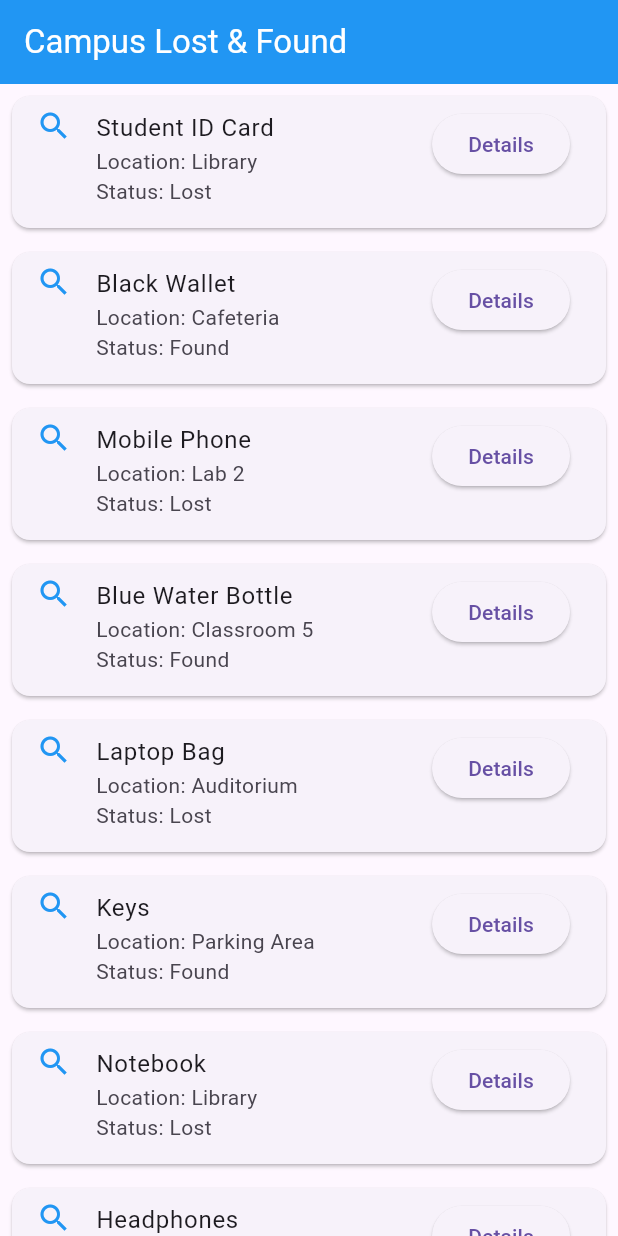
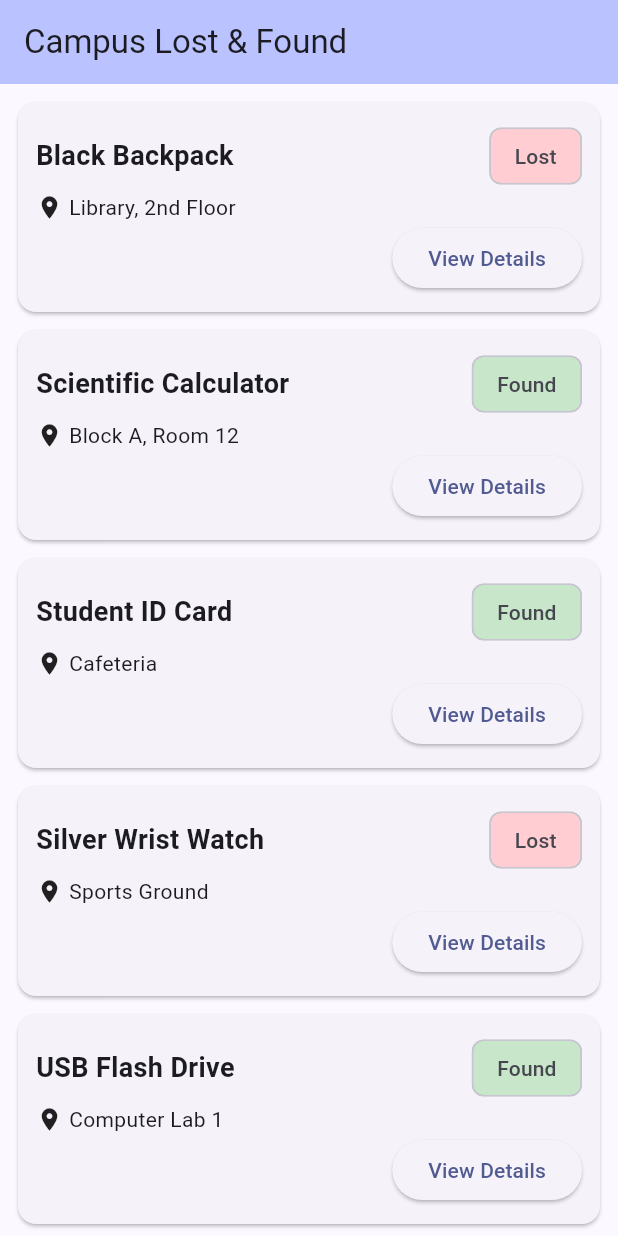
Before and after one commit to Ali-Haider-SE/-Campus-Lost-and-Found, a Flutter app: the screen it shows after launch, on a phone screen of 412 x 824 dp. Run offline on Flutter 3.47's test engine with Material 3 defaults, Android fonts, the phone set to English and light mode, and no system bars.

Commit message:
Update Flutter app

```diff
--- a/lib/main.dart
+++ b/lib/main.dart
@@ -1,61 +1,82 @@
 import 'package:flutter/material.dart';
 
-void main() {
-  runApp(MaterialApp(
+void main() => runApp(MaterialApp(
+  title: 'Campus Lost & Found',
   debugShowCheckedModeBanner: false,
-    title: 'Lost and Found',
-    home: LostFoundPage(),
+  theme: ThemeData(colorScheme: ColorScheme.fromSeed(seedColor: Colors.indigo)),
+  home: const ItemListScreen(),
 ));
+
+class Item {
+  final String name, location, description, date, contact;
+  final bool isLost;
+  const Item(this.name, this.location, this.isLost, this.description, this.date, this.contact);
+  String get status => isLost ? 'Lost' : 'Found';
 }
 
-class LostFoundPage extends StatelessWidget {
-  final List<Map<String, String>> items = [
-    {'name': 'Student ID Card', 'location': 'Library', 'status': 'Lost'},
-    {'name': 'Black Wallet', 'location': 'Cafeteria', 'status': 'Found'},
-    {'name': 'Mobile Phone', 'location': 'Lab 2', 'status': 'Lost'},
-    {'name': 'Blue Water Bottle', 'location': 'Classroom 5', 'status': 'Found'},
-    {'name': 'Laptop Bag', 'location': 'Auditorium', 'status': 'Lost'},
-    {'name': 'Keys', 'location': 'Parking Area', 'status': 'Found'},
-    {'name': 'Notebook', 'location': 'Library', 'status': 'Lost'},
-    {'name': 'Headphones', 'location': 'Computer Lab', 'status': 'Found'},
+const items = [
+  Item('Black Backpack', 'Library, 2nd Floor', true, 'Black backpack with a blue zip.', '24 Oct 2026', 'Student Affairs Office'),
+  Item('Scientific Calculator', 'Block A, Room 12', false, 'Casio fx-991 with a name sticker.', '25 Oct 2026', 'Block A Reception'),
+  Item('Student ID Card', 'Cafeteria', false, 'Found on a table near the counter.', '26 Oct 2026', 'Cafeteria Manager'),
+  Item('Silver Wrist Watch', 'Sports Ground', true, 'Silver watch with a brown strap.', '22 Oct 2026', 'Sports Office'),
+  Item('USB Flash Drive', 'Computer Lab 1', false, '32 GB red USB drive.', '27 Oct 2026', 'Lab Assistant'),
+  Item('Blue Umbrella', 'Main Gate', true, 'Large blue umbrella with a wooden handle.', '23 Oct 2026', 'Security Desk'),
+  Item('Prescription Glasses', 'Lecture Hall 3', false, 'Black-framed glasses in a grey case.', '28 Oct 2026', 'Admin Office'),
+  Item('House Keys', 'Parking Area', true, 'Three keys on a green keychain.', '21 Oct 2026', 'Security Desk'),
+  Item('Water Bottle', 'Gym', false, 'Steel silver bottle with a dent.', '28 Oct 2026', 'Gym Reception'),
+  Item('Calculus Notebook', 'Block B, Corridor', true, 'Yellow notebook with calculus notes.', '26 Oct 2026', 'Block B Reception'),
 ];
 
-  LostFoundPage({super.key});
+Widget statusChip(Item item) => Chip(
+  label: Text(item.status),
+  backgroundColor: item.isLost ? Colors.red.shade100 : Colors.green.shade100,
+);
+
+class ItemListScreen extends StatelessWidget {
+  const ItemListScreen({super.key});
 
   @override
   Widget build(BuildContext context) {
     return Scaffold(
       appBar: AppBar(
-        title: Text('Campus Lost & Found'),
-        backgroundColor: Colors.blue,
-        foregroundColor: Colors.white,
+        title: const Text('Campus Lost & Found'),
+        backgroundColor: Theme.of(context).colorScheme.inversePrimary,
       ),
       body: ListView.builder(
+        padding: const EdgeInsets.all(12),
         itemCount: items.length,
-        itemBuilder: (context, index) {
-          final item = items[index];
-
+        itemBuilder: (context, i) {
+          final item = items[i];
           return Card(
-            margin: EdgeInsets.all(8),
-            child: ListTile(
-              leading: Icon(Icons.search, color: Colors.blue),
-              title: Text(item['name']!),
-              subtitle: Text(
-                'Location: ${item['location']}\n'
-                    'Status: ${item['status']}',
+            margin: const EdgeInsets.only(bottom: 12),
+            child: Padding(
+              padding: const EdgeInsets.all(12),
+              child: Column(
+                crossAxisAlignment: CrossAxisAlignment.start,
+                children: [
+                  Row(children: [
+                    Expanded(
+                      child: Text(item.name,
+                          style: const TextStyle(fontSize: 18, fontWeight: FontWeight.bold)),
                     ),
-              isThreeLine: true,
-              trailing: ElevatedButton(
-                child: Text('Details'),
-                onPressed: () {
-                  Navigator.push(
+                    statusChip(item),
+                  ]),
+                  Row(children: [
+                    const Icon(Icons.location_on, size: 18),
+                    const SizedBox(width: 4),
+                    Expanded(child: Text(item.location)),
+                  ]),
+                  Align(
+                    alignment: Alignment.centerRight,
+                    child: ElevatedButton(
+                      child: const Text('View Details'),
+                      onPressed: () => Navigator.push(
                         context,
-                    MaterialPageRoute(
-                      builder: (context) =>
-                          ItemDetails(item: item),
+                        MaterialPageRoute(builder: (_) => ItemDetailsScreen(item: item)),
                       ),
-                  );
-                },
+                    ),
+                  ),
+                ],
               ),
             ),
           );
@@ -65,49 +86,40 @@ class LostFoundPage extends StatelessWidget {
   }
 }
 
-class ItemDetails extends StatelessWidget {
-  final Map<String, String> item;
+class ItemDetailsScreen extends StatelessWidget {
+  final Item item;
+  const ItemDetailsScreen({super.key, required this.item});
 
-  const ItemDetails({super.key, required this.item});
+  Widget row(IconData icon, String label, String value) => ListTile(
+    leading: Icon(icon),
+    title: Text(label, style: const TextStyle(fontSize: 12, color: Colors.grey)),
+    subtitle: Text(value, style: const TextStyle(fontSize: 16, color: Colors.black)),
+  );
 
   @override
   Widget build(BuildContext context) {
     return Scaffold(
       appBar: AppBar(
-        title: Text('Item Details'),
-        backgroundColor: Colors.blue,
-        foregroundColor: Colors.white,
+        title: const Text('Item Details'),
+        backgroundColor: Theme.of(context).colorScheme.inversePrimary,
       ),
-      body: Center(
-        child: Card(
-          margin: EdgeInsets.all(20),
-          child: Padding(
-            padding: EdgeInsets.all(24),
-            child: Column(
-              mainAxisSize: MainAxisSize.min,
+      body: ListView(
+        padding: const EdgeInsets.all(16),
         children: [
-                Icon(Icons.inventory_2, size: 60, color: Colors.blue),
-                SizedBox(height: 20),
-                Text(
-                  item['name']!,
-                  style: TextStyle(
-                    fontSize: 24,
-                    fontWeight: FontWeight.bold,
-                  ),
-                ),
-                SizedBox(height: 12),
-                Text('Location: ${item['location']}'),
-                SizedBox(height: 8),
-                Text('Status: ${item['status']}'),
-                SizedBox(height: 20),
+          Text(item.name, style: const TextStyle(fontSize: 24, fontWeight: FontWeight.bold)),
+          const SizedBox(height: 8),
+          Align(alignment: Alignment.centerLeft, child: statusChip(item)),
+          const Divider(),
+          row(Icons.location_on, 'Location', item.location),
+          row(Icons.calendar_today, 'Date', item.date),
+          row(Icons.description, 'Description', item.description),
+          row(Icons.contact_phone, 'Contact', item.contact),
+          const SizedBox(height: 16),
           ElevatedButton(
             onPressed: () => Navigator.pop(context),
-                  child: Text('Go Back'),
+            child: const Text('Back to List'),
           ),
         ],
-            ),
-          ),
-        ),
       ),
     );
   }
```
Lines whose indentation alone changed are shown as unchanged.
